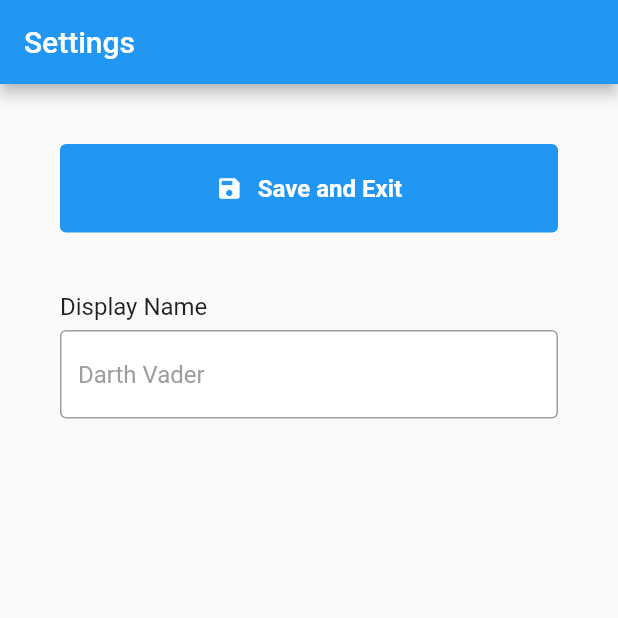
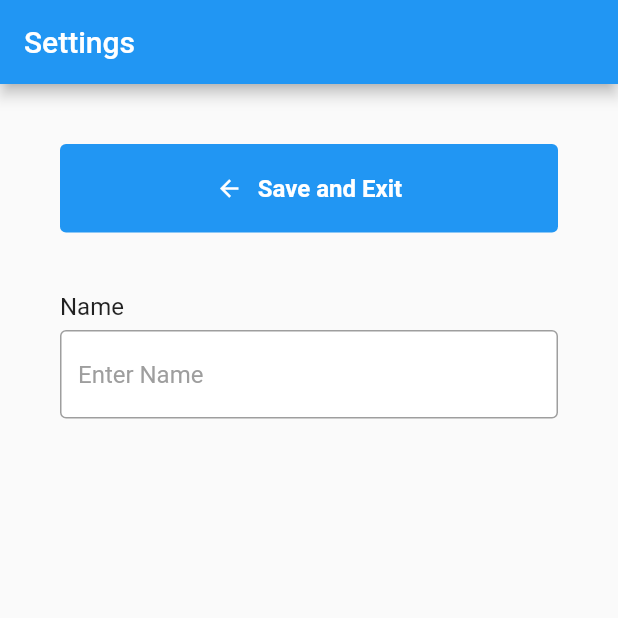
Before and after one commit to nathan-wick/flutter-template, a Flutter app: the Settings screen opened directly, on a phone screen of 412 x 824 dp, the top half of it. Run offline on Flutter 3.47's test engine with Material 2 defaults, Android fonts, the light colour scheme and no system bars; our stand-ins replace cloud_firestore, firebase_auth, firebase_core, google_sign_in; accounts and stored records are empty; network calls fail.

Commit message:
Update User Data

```diff
--- a/lib/models/user.dart
+++ b/lib/models/user.dart
@@ -1,7 +1,7 @@
 import 'package:cloud_firestore/cloud_firestore.dart';
 
 class User {
-  final String name;
+  String name;
   final String email;
   final String photo;
 
--- a/lib/pages/authenticated/settings.dart
+++ b/lib/pages/authenticated/settings.dart
@@ -1,7 +1,8 @@
-import 'package:firebase_auth/firebase_auth.dart';
 import 'package:flutter/material.dart';
 
 import '../../contexts/authentication.dart';
+import '../../models/user.dart';
+import '../../services/database.dart';
 import '../../widgets/button_input.dart';
 import '../../widgets/text_input.dart';
 
@@ -13,8 +14,30 @@ class Settings extends StatefulWidget {
 }
 
 class _SettingsState extends State<Settings> {
-  final user = FirebaseAuth.instance.currentUser!;
-  late final nameController = TextEditingController(text: user.displayName ?? '');
+  late Future<User> user;
+  late final nameController = TextEditingController();
+
+  void exit() {
+    Navigator.push(
+      context,
+      MaterialPageRoute(builder: (context) => const Authentication()),
+    );
+  }
+
+  void save() async {
+    final newUser = await user;
+    if (newUser.name != nameController.text) {
+      newUser.name = nameController.text;
+      await DatabaseService().updateUser(newUser);
+    }
+    exit();
+  }
+
+  @override
+  void initState() {
+    super.initState();
+    user = DatabaseService().getUser();
+  }
 
   @override
   Widget build(BuildContext context) {
@@ -24,29 +47,36 @@ class _SettingsState extends State<Settings> {
         title: const Text('Settings'),
       ),
       body: SafeArea(
-        child: Center(
-          child: Column(
+        child: SingleChildScrollView(
+          child: FutureBuilder<User>(
+            future: user,
+            builder: (BuildContext context, AsyncSnapshot<User> snapshot) {
+              if (snapshot.hasData) {
+                return Column(
                   mainAxisAlignment: MainAxisAlignment.start,
                   children: [
                     const SizedBox(height: 40),
                     ButtonInput(
-                onTap: () {
-                  Navigator.push(
-                    context,
-                    MaterialPageRoute(builder: (context) => const Authentication()),
-                  );
-                },
-                icon: Icons.save,
+                      onTap: save,
+                      icon: Icons.arrow_back,
                       message: 'Save and Exit',
                       theme: ButtonInputTheme.primary,
                     ),
                     const SizedBox(height: 40),
                     TextInput(
                       controller: nameController,
-                name: 'Display Name',
-                example: 'Darth Vader',
+                      defaultValue: snapshot.data?.name,
+                      name: 'Name',
                     ),
                   ],
+                );
+              } else if (snapshot.hasError) {
+                exit();
+              } else {
+                return const CircularProgressIndicator();
+              }
+              return Container();
+            },
           ),
         ),
       ),
--- a/lib/pages/onboarding/sign_in.dart
+++ b/lib/pages/onboarding/sign_in.dart
@@ -48,7 +48,7 @@ class _SignInState extends State<SignIn> {
   Widget build(BuildContext context) {
     return Scaffold(
       body: SafeArea(
-        child: Center(
+        child: SingleChildScrollView(
           child: Column(
             mainAxisAlignment: MainAxisAlignment.start,
             children: [
@@ -61,13 +61,11 @@ class _SignInState extends State<SignIn> {
               TextInput(
                 controller: emailController,
                 name: 'Email',
-                example: 'darth.vader@empire.gov',
               ),
               const SizedBox(height: 10),
               TextInput(
                 controller: passwordController,
                 name: 'Password',
-                example: 'DarkSide42!',
                 obscureText: true,
               ),
               const SizedBox(height: 10),
--- a/lib/widgets/text_input.dart
+++ b/lib/widgets/text_input.dart
@@ -3,14 +3,14 @@ import 'package:flutter/material.dart';
 class TextInput extends StatelessWidget {
   final TextEditingController controller;
   final String name;
-  final String example;
+  final String? defaultValue;
   final bool? obscureText;
 
   const TextInput({
     super.key,
     required this.controller,
     required this.name,
-    required this.example,
+    this.defaultValue,
     this.obscureText,
   });
 
@@ -32,7 +32,7 @@ class TextInput extends StatelessWidget {
           ),
           const SizedBox(height: 6),
           TextField(
-            controller: controller,
+            controller: controller..text = defaultValue ?? '',
             obscureText: obscureText ?? false,
             decoration: InputDecoration(
                 enabledBorder: const OutlineInputBorder(
@@ -43,7 +43,7 @@ class TextInput extends StatelessWidget {
                 ),
                 fillColor: Colors.white,
                 filled: true,
-                hintText: example,
+                hintText: 'Enter $name',
                 hintStyle: const TextStyle(color: Colors.grey)),
           ),
         ],
```
Also changed, not shown: lib/services/database.dart (+13 -6 lines), lib/widgets/select_input.dart (added, +55 -0 lines), 1 other file. Lines whose indentation alone changed are shown as unchanged.
